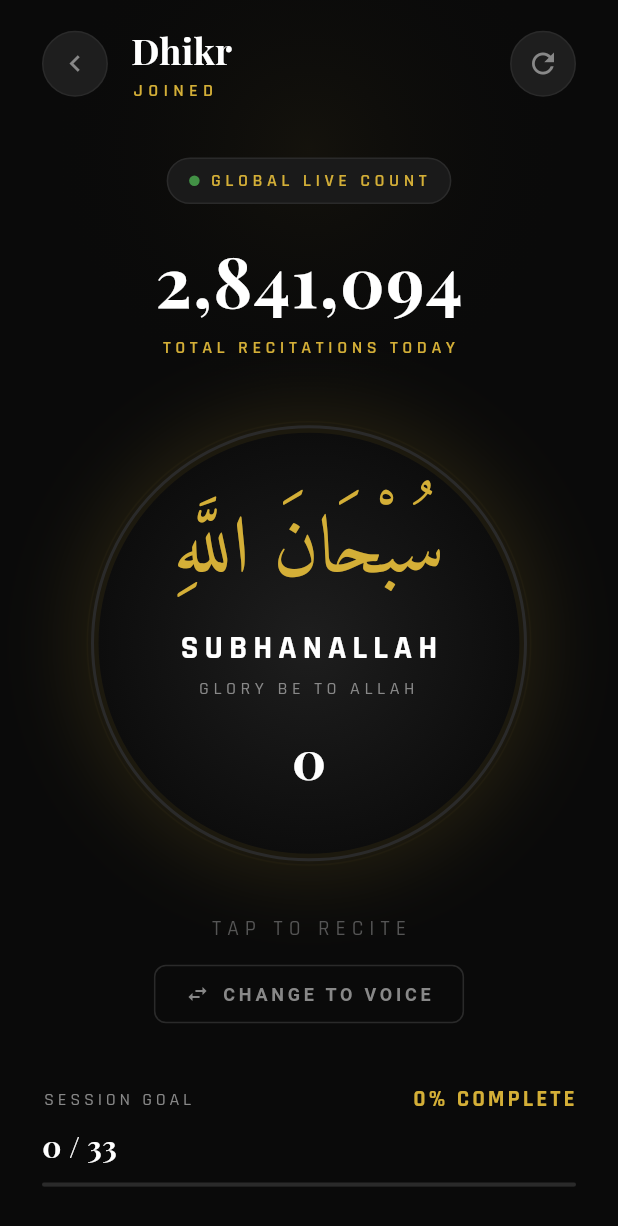
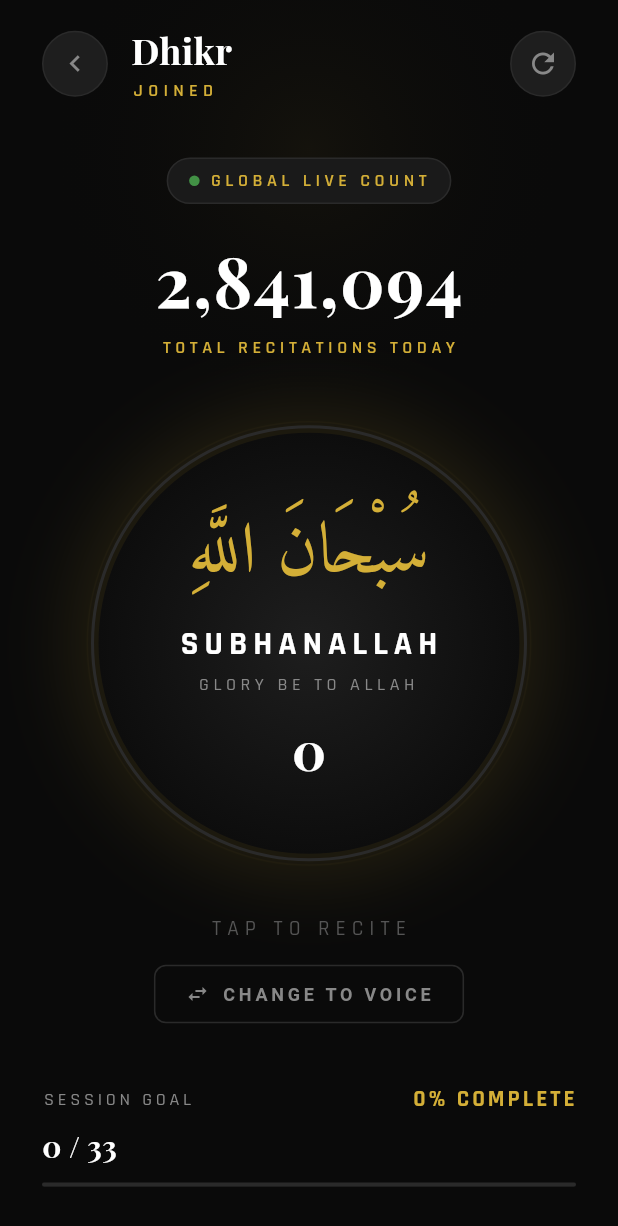
Before and after one commit to mehdisparktech/dhikr_counter, a Flutter app: the screen it shows after launch, on a phone screen of 412 x 824 dp. Shown: the top 1226 px of the screen. Run offline on Flutter 3.47's test engine with Material 3 defaults, Android fonts, the light colour scheme and no system bars; drawn by our look-alikes of flutter_animate; our stand-ins replace flutter_riverpod, google_fonts.

Commit message:
Refactor text style methods for consistency and adjust layout spacing in DhikrCircle widget

```diff
--- a/lib/core/theme/app_theme.dart
+++ b/lib/core/theme/app_theme.dart
@@ -64,8 +64,7 @@ class AppTextStyles {
         letterSpacing: 3.0,
       );
 
-  static TextStyle counter(BuildContext context) =>
-      GoogleFonts.playfairDisplay(
+  static TextStyle counter(BuildContext context) => GoogleFonts.playfairDisplay(
         fontSize: Responsive.scale(context, 32),
         fontWeight: FontWeight.w700,
         color: AppColors.textPrimary,
@@ -106,18 +105,16 @@ class AppTextStyles {
         color: AppColors.textPrimary,
       );
 
-  static TextStyle appBarSubtitle(BuildContext context) =>
-      GoogleFonts.rajdhani(
+  static TextStyle appBarSubtitle(BuildContext context) => GoogleFonts.rajdhani(
         fontSize: Responsive.scale(context, 11),
         fontWeight: FontWeight.w600,
         color: AppColors.gold,
         letterSpacing: 3.5,
       );
 
-  static TextStyle arabic(BuildContext context, double circleSize) =>
-      TextStyle(
+  static TextStyle arabic(BuildContext context, double circleSize) => TextStyle(
         fontFamily: 'Amiri',
-        fontSize: circleSize * 0.18,
+        fontSize: circleSize * 0.16,
         color: AppColors.gold,
         height: 1.5,
       );
--- a/lib/src/dhikr/widgets/dhikr_circle.dart
+++ b/lib/src/dhikr/widgets/dhikr_circle.dart
@@ -164,7 +164,7 @@ class _DhikrCircleState extends State<DhikrCircle>
                         textAlign: TextAlign.center,
                       ),
                     ),
-                    SizedBox(height: circleSize * 0.04),
+                    SizedBox(height: circleSize * 0.03),
 
                     // Counter number
                     AnimatedSwitcher(
```
